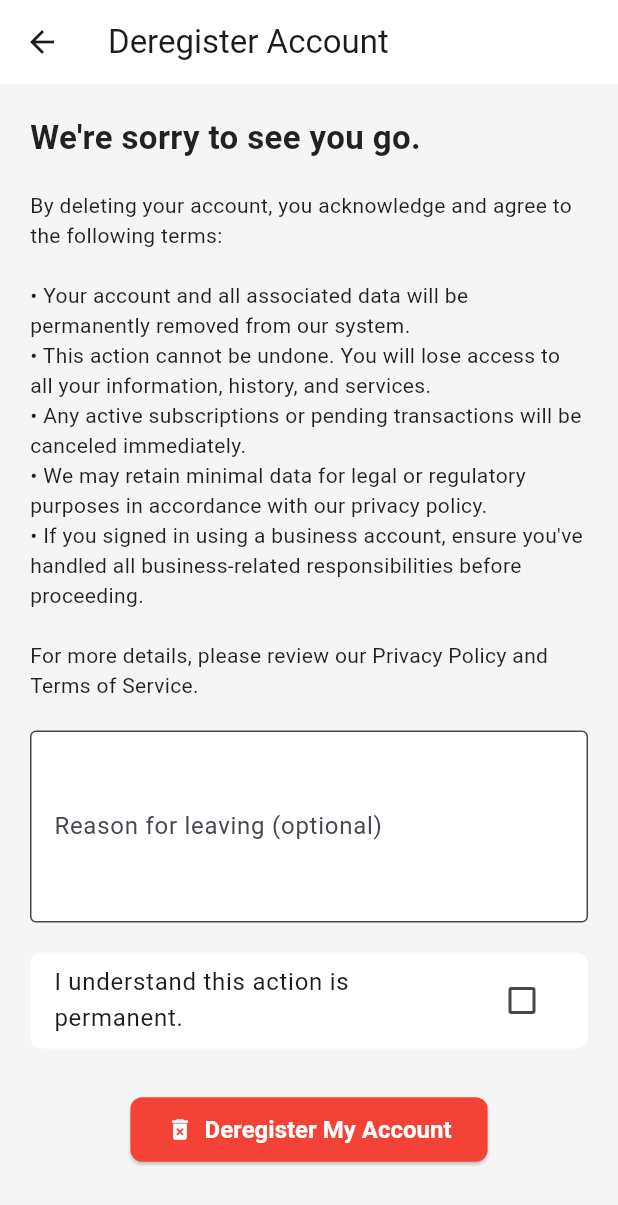
After one commit to X-Reality/Ispani, a Flutter app: the DeregistrationScreen screen opened directly, on a phone screen of 412 x 824 dp. The commit adds this screen. Shown: the top 1205 px of the screen. Run offline on Flutter 3.47's test engine with Material 3 defaults, Android fonts, the phone set to English and light mode, and no system bars; our stand-ins replace fl_chart, timeline_tile, youtube_player_flutter.

Commit message:
added the de-registration and account switch

```diff
--- /dev/null
+++ b/lib/De-registration.dart
@@ -0,0 +1,107 @@
+import 'package:flutter/material.dart';
+
+class DeregistrationScreen extends StatefulWidget {
+  @override
+  _DeregistrationScreenState createState() => _DeregistrationScreenState();
+}
+
+class _DeregistrationScreenState extends State<DeregistrationScreen> {
+  final TextEditingController _reasonController = TextEditingController();
+  bool _confirmDelete = false;
+
+  final Color nowishinGreen = Color(0xFF2E7D32); // Replace with exact green if different
+  final Color backgroundGray = Color(0xFFF5F5F5);
+
+  void _handleDeregistration() {
+    if (_confirmDelete) {
+      ScaffoldMessenger.of(context).showSnackBar(
+        SnackBar(content: Text("Account deregistered successfully.")),
+      );
+      // Navigate or handle deletion logic
+    } else {
+      ScaffoldMessenger.of(context).showSnackBar(
+        SnackBar(content: Text("Please confirm you want to delete your account.")),
+      );
+    }
+  }
+
+  @override
+  Widget build(BuildContext context) {
+    return Scaffold(
+      backgroundColor: backgroundGray,
+      appBar: AppBar(
+        backgroundColor: Colors.white,
+        title: Text("Deregister Account"),
+      ),
+      body: SingleChildScrollView(
+        padding: const EdgeInsets.all(20),
+        child: Column(
+          crossAxisAlignment: CrossAxisAlignment.start,
+          children: [
+            Text(
+              "We're sorry to see you go.",
+              style: TextStyle(fontSize: 22, fontWeight: FontWeight.bold, color: Colors.black87),
+            ),
+            SizedBox(height: 20),
+            Text(
+              "By deleting your account, you acknowledge and agree to the following terms:\n\n"
+                  "• Your account and all associated data will be permanently removed from our system.\n"
+                  "• This action cannot be undone. You will lose access to all your information, history, and services.\n"
+                  "• Any active subscriptions or pending transactions will be canceled immediately.\n"
+                  "• We may retain minimal data for legal or regulatory purposes in accordance with our privacy policy.\n"
+                  "• If you signed in using a business account, ensure you've handled all business-related responsibilities before proceeding.\n\n"
+                  "For more details, please review our Privacy Policy and Terms of Service.",
+              style: TextStyle(fontSize: 14, color: Colors.black87),
+            ),
+
+            SizedBox(height: 20),
+            TextField(
+              controller: _reasonController,
+              maxLines: 4,
+              decoration: InputDecoration(
+                labelText: "Reason for leaving (optional)",
+                filled: true,
+                fillColor: Colors.white,
+                border: OutlineInputBorder(),
+              ),
+            ),
+            SizedBox(height: 20),
+            // 👇 Vector illustration goes here
+
+            Container(
+              decoration: BoxDecoration(
+                color: Colors.white,
+                borderRadius: BorderRadius.circular(8),
+              ),
+              child: CheckboxListTile(
+                title: Text("I understand this action is permanent."),
+                value: _confirmDelete,
+                activeColor: nowishinGreen,
+                onChanged: (value) {
+                  setState(() {
+                    _confirmDelete = value!;
+                  });
+                },
+              ),
+            ),
+            SizedBox(height: 30),
+            Center(
+              child: ElevatedButton.icon(
+                onPressed: _handleDeregistration,
+                icon: Icon(Icons.delete_forever,color: Colors.white,),
+                label: Text("Deregister My Account"),
+                style: ElevatedButton.styleFrom(
+                  backgroundColor: Colors.red,
+                  foregroundColor: Colors.white,
+                  padding: EdgeInsets.symmetric(horizontal: 24, vertical: 12),
+                  textStyle: TextStyle(fontSize: 16, fontWeight: FontWeight.bold),
+                  shape: RoundedRectangleBorder(borderRadius: BorderRadius.circular(8)),
+                ),
+              ),
+            ),
+          ],
+        ),
+      ),
+    );
+  }
+}
```
Also changed, not shown: lib/HomeScreen.dart (+68 -5 lines), lib/TutorHomeScreen.dart (+64 -1 lines), assets/account-delete.png (added).
